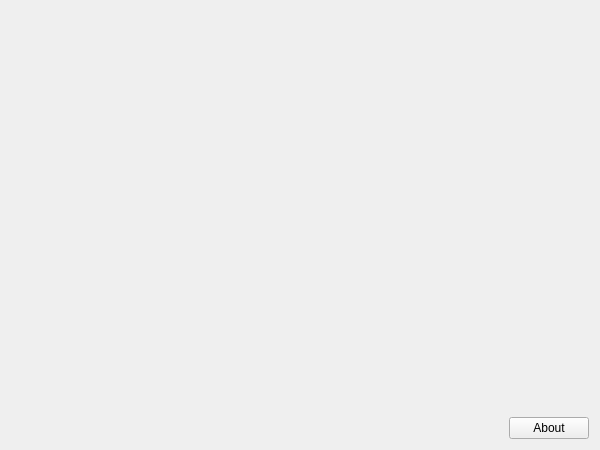
Above: applications/mne_scan/plugins/averaging/FormFiles/averagingsetup.ui from mne-tools/mne-cpp before the change. Below: the same form after it.
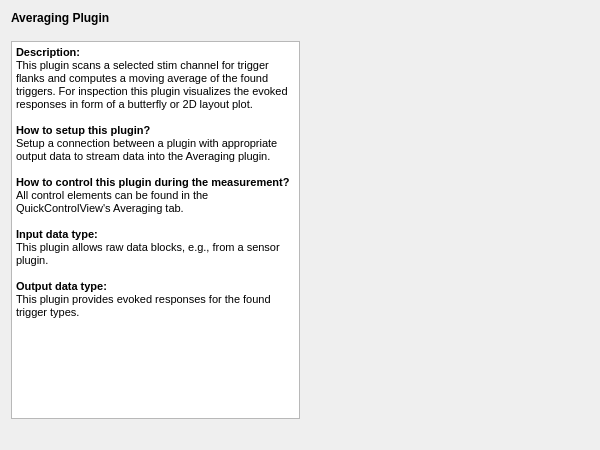
That is the form after the change. Icons and pictures are not drawn.

Commit message: MAINT: More plugin chnages

```diff
--- a/applications/mne_scan/plugins/averaging/FormFiles/averagingsetup.ui
+++ b/applications/mne_scan/plugins/averaging/FormFiles/averagingsetup.ui
@@ -15,28 +15,50 @@
   </property>
   <layout class="QVBoxLayout" name="verticalLayout">
    <item>
-    <layout class="QGridLayout" name="m_qGridLayout_main">
-     <item row="1" column="0">
-      <spacer name="m_qVerticalSpacer_LeftRow">
+    <widget class="QLabel" name="label">
+     <property name="font">
+      <font>
+       <weight>75</weight>
+       <bold>true</bold>
+      </font>
+     </property>
+     <property name="text">
+      <string>Averaging Plugin</string>
+     </property>
+    </widget>
+   </item>
+   <item>
+    <spacer name="verticalSpacer">
        <property name="orientation">
         <enum>Qt::Vertical</enum>
        </property>
+     <property name="sizeType">
+      <enum>QSizePolicy::Fixed</enum>
+     </property>
        <property name="sizeHint" stdset="0">
         <size>
          <width>20</width>
-         <height>40</height>
+       <height>10</height>
         </size>
        </property>
       </spacer>
      </item>
-     <item row="2" column="2">
-      <widget class="QPushButton" name="m_qPushButton_About">
-       <property name="text">
-        <string>About</string>
+   <item>
+    <layout class="QGridLayout" name="m_qGridLayout_main">
+     <item row="0" column="1">
+      <spacer name="horizontalSpacer">
+       <property name="orientation">
+        <enum>Qt::Horizontal</enum>
        </property>
-      </widget>
+       <property name="sizeHint" stdset="0">
+        <size>
+         <width>40</width>
+         <height>20</height>
+        </size>
+       </property>
+      </spacer>
      </item>
-     <item row="2" column="1">
+     <item row="1" column="0">
       <spacer name="m_qHorizontalSpacer_About">
        <property name="orientation">
         <enum>Qt::Horizontal</enum>
@@ -49,16 +71,28 @@
        </property>
       </spacer>
      </item>
-     <item row="0" column="1" colspan="2">
-      <widget class="QLabel" name="m_qLabelAveragingImage">
-       <property name="text">
-        <string/>
-       </property>
-       <property name="pixmap">
-        <pixmap resource="../averaging.qrc">:/images/averaging_logo.png</pixmap>
-       </property>
-       <property name="alignment">
-        <set>Qt::AlignRight|Qt::AlignTrailing|Qt::AlignVCenter</set>
+     <item row="0" column="0">
+      <widget class="QTextBrowser" name="textBrowser">
+       <property name="html">
+        <string>&lt;!DOCTYPE HTML PUBLIC &quot;-//W3C//DTD HTML 4.0//EN&quot; &quot;http://www.w3.org/TR/REC-html40/strict.dtd&quot;&gt;
+&lt;html&gt;&lt;head&gt;&lt;meta name=&quot;qrichtext&quot; content=&quot;1&quot; /&gt;&lt;style type=&quot;text/css&quot;&gt;
+p, li { white-space: pre-wrap; }
+&lt;/style&gt;&lt;/head&gt;&lt;body style=&quot; font-family:'MS Shell Dlg 2'; font-size:8.25pt; font-weight:400; font-style:normal;&quot;&gt;
+&lt;p style=&quot; margin-top:0px; margin-bottom:0px; margin-left:0px; margin-right:0px; -qt-block-indent:0; text-indent:0px;&quot;&gt;&lt;span style=&quot; font-weight:600;&quot;&gt;Description:&lt;/span&gt;&lt;/p&gt;
+&lt;p style=&quot; margin-top:0px; margin-bottom:0px; margin-left:0px; margin-right:0px; -qt-block-indent:0; text-indent:0px;&quot;&gt;This plugin scans a selected stim channel for trigger flanks and computes a moving average of the found triggers. For inspection this plugin visualizes the evoked responses in form of a butterfly or 2D layout plot.&lt;/p&gt;
+&lt;p style=&quot;-qt-paragraph-type:empty; margin-top:0px; margin-bottom:0px; margin-left:0px; margin-right:0px; -qt-block-indent:0; text-indent:0px;&quot;&gt;&lt;br /&gt;&lt;/p&gt;
+&lt;p style=&quot; margin-top:0px; margin-bottom:0px; margin-left:0px; margin-right:0px; -qt-block-indent:0; text-indent:0px;&quot;&gt;&lt;span style=&quot; font-weight:600;&quot;&gt;How to setup this plugin?&lt;/span&gt;&lt;/p&gt;
+&lt;p style=&quot; margin-top:0px; margin-bottom:0px; margin-left:0px; margin-right:0px; -qt-block-indent:0; text-indent:0px;&quot;&gt;Setup a connection between a plugin with appropriate output data to stream data into the Averaging plugin.&lt;/p&gt;
+&lt;p style=&quot;-qt-paragraph-type:empty; margin-top:0px; margin-bottom:0px; margin-left:0px; margin-right:0px; -qt-block-indent:0; text-indent:0px;&quot;&gt;&lt;br /&gt;&lt;/p&gt;
+&lt;p style=&quot; margin-top:0px; margin-bottom:0px; margin-left:0px; margin-right:0px; -qt-block-indent:0; text-indent:0px;&quot;&gt;&lt;span style=&quot; font-weight:600;&quot;&gt;How to control this plugin during the measurement?&lt;/span&gt;&lt;/p&gt;
+&lt;p style=&quot; margin-top:0px; margin-bottom:0px; margin-left:0px; margin-right:0px; -qt-block-indent:0; text-indent:0px;&quot;&gt;All control elements can be found in the QuickControlView's Averaging tab.&lt;/p&gt;
+&lt;p style=&quot;-qt-paragraph-type:empty; margin-top:0px; margin-bottom:0px; margin-left:0px; margin-right:0px; -qt-block-indent:0; text-indent:0px;&quot;&gt;&lt;br /&gt;&lt;/p&gt;
+&lt;p style=&quot; margin-top:0px; margin-bottom:0px; margin-left:0px; margin-right:0px; -qt-block-indent:0; text-indent:0px;&quot;&gt;&lt;span style=&quot; font-weight:600;&quot;&gt;Input data type:&lt;/span&gt;&lt;/p&gt;
+&lt;p style=&quot; margin-top:0px; margin-bottom:0px; margin-left:0px; margin-right:0px; -qt-block-indent:0; text-indent:0px;&quot;&gt;This plugin allows raw data blocks, e.g., from a sensor plugin.&lt;/p&gt;
+&lt;p style=&quot;-qt-paragraph-type:empty; margin-top:0px; margin-bottom:0px; margin-left:0px; margin-right:0px; -qt-block-indent:0; text-indent:0px;&quot;&gt;&lt;br /&gt;&lt;/p&gt;
+&lt;p style=&quot; margin-top:0px; margin-bottom:0px; margin-left:0px; margin-right:0px; -qt-block-indent:0; text-indent:0px;&quot;&gt;&lt;span style=&quot; font-weight:600;&quot;&gt;Output data type:&lt;/span&gt;&lt;/p&gt;
+&lt;p style=&quot; margin-top:0px; margin-bottom:0px; margin-left:0px; margin-right:0px; -qt-block-indent:0; text-indent:0px;&quot;&gt;This plugin provides evoked responses for the found trigger types.&lt;/p&gt;
+&lt;p style=&quot;-qt-paragraph-type:empty; margin-top:0px; margin-bottom:0px; margin-left:0px; margin-right:0px; -qt-block-indent:0; text-indent:0px;&quot;&gt;&lt;br /&gt;&lt;/p&gt;&lt;/body&gt;&lt;/html&gt;</string>
        </property>
       </widget>
      </item>
```
Left out of the diff: 4 changed lines with no effect on the pictures. Lines whose indentation alone changed are shown as unchanged. The commit also changes 11 other files.
